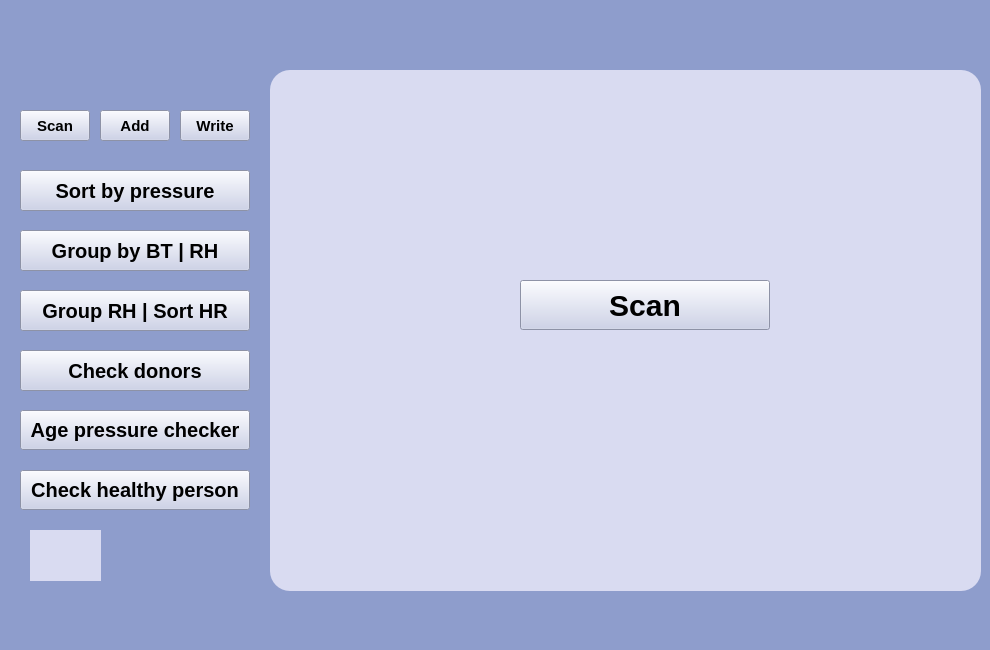
The window that PatientMonitor/patientmonitor.ui (maxnevermo/KURSOVA) describes before a commit, drawn with Qt 5.
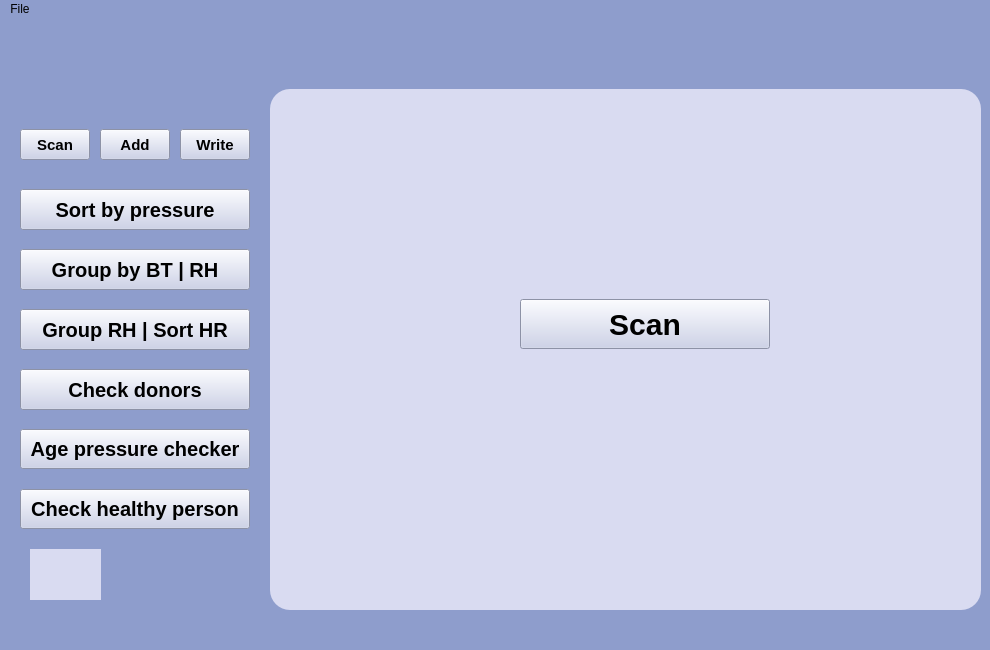
The same window after the commit. Icons and pictures are not drawn.

What changed in the file:
```diff
--- a/PatientMonitor/patientmonitor.ui
+++ b/PatientMonitor/patientmonitor.ui
@@ -128,10 +128,10 @@
 background-color: #A9B9E3
  }
 
-QTableWidget::item:active { 
-border-right: 0.5px solid #E5E5E5;
-background-color: #A9B9E3
- }</string>
+QTableWidget::item:selected {
+background-color: #A9B9E3; 
+border: none;
+}</string>
     </property>
    </widget>
    <widget class="QPushButton" name="writeButton">
@@ -458,6 +458,15 @@
      <height>21</height>
     </rect>
    </property>
+   <widget class="QMenu" name="menuFile">
+    <property name="title">
+     <string>File</string>
+    </property>
+    <addaction name="actionCancel_action"/>
+    <addaction name="actionPrint"/>
+    <addaction name="actionExit"/>
+   </widget>
+   <addaction name="menuFile"/>
   </widget>
   <widget class="QStatusBar" name="statusbar"/>
  </widget>
```
Left out of the diff: 15 changed lines with no effect on the pictures.
